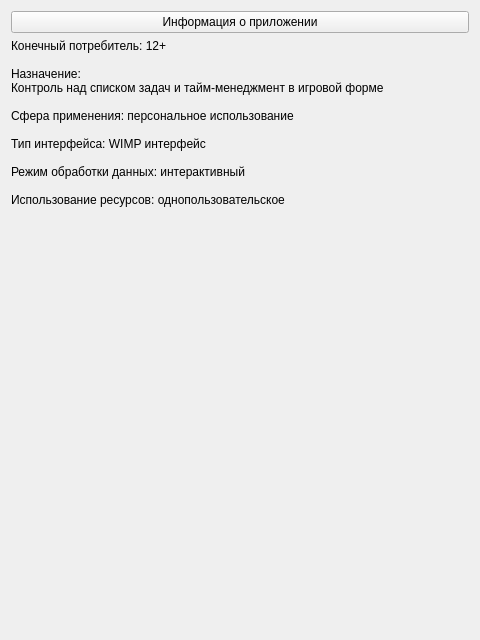
Before: the Qt Designer form helpwidget.ui in Unisbern/RPG_planner, drawn with Qt 5.
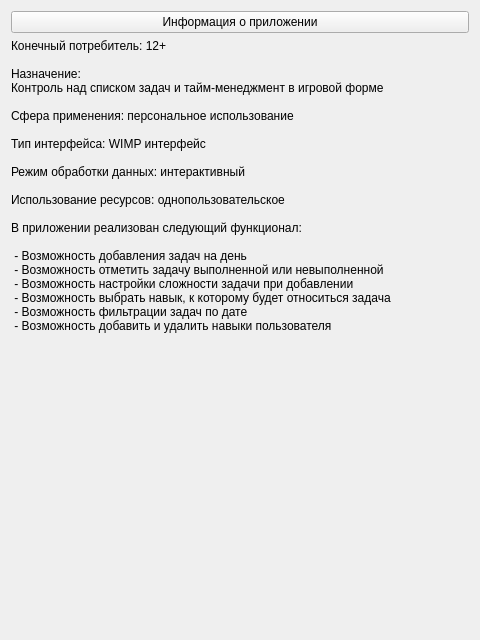
After: the same form once the commit is applied.

Commit message: Добавление информации в раздел помощи

```diff
--- a/helpwidget.ui
+++ b/helpwidget.ui
@@ -39,6 +39,14 @@
 
 Использование ресурсов: однопользовательское
 
+В приложении реализован следующий функционал:
+
+ - Возможность добавления задач на день
+ - Возможность отметить задачу выполненной или невыполненной
+ - Возможность настройки сложности задачи при добавлении
+ - Возможность выбрать навык, к которому будет относиться задача
+ - Возможность фильтрации задач по дате
+ - Возможность добавить и удалить навыки пользователя
 </string>
        </property>
        <property name="alignment">
```
